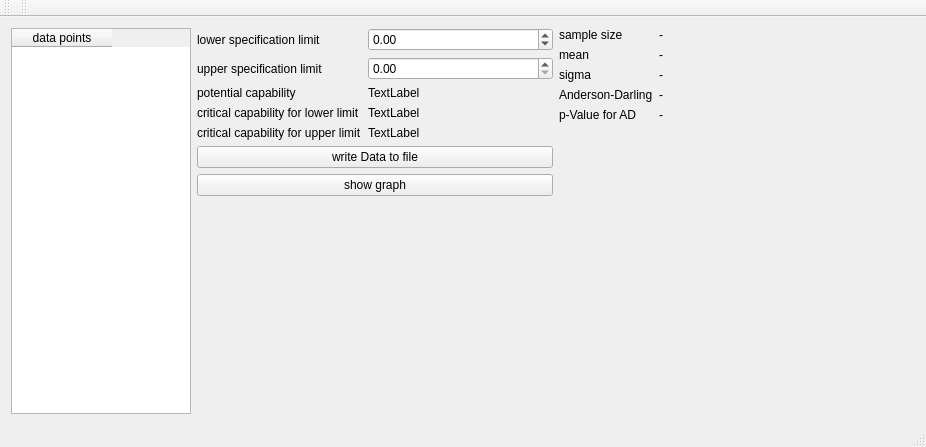
Qt form mainwindow.ui (RogerWilco77/Toolbox4Statistics) before a commit.
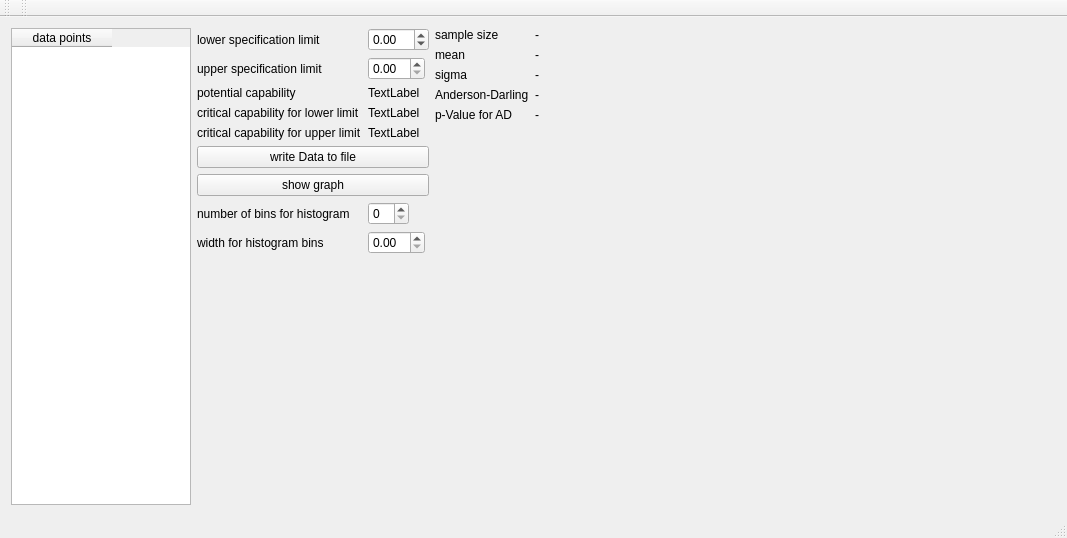
The same form after that commit. Custom widgets are drawn as their Qt base class.

Commit message:
implemented graphs with QCustomPlot
new function: graphs with QCustomPlot but without qwt.

```diff
--- a/mainwindow.ui
+++ b/mainwindow.ui
@@ -6,8 +6,8 @@
    <rect>
     <x>0</x>
     <y>0</y>
-    <width>926</width>
-    <height>447</height>
+    <width>1067</width>
+    <height>538</height>
    </rect>
   </property>
   <property name="windowTitle">
@@ -38,6 +38,9 @@
     </item>
     <item>
      <layout class="QFormLayout" name="formLayout">
+      <property name="fieldGrowthPolicy">
+       <enum>QFormLayout::FieldsStayAtSizeHint</enum>
+      </property>
       <item row="0" column="0">
        <widget class="QLabel" name="label_6">
         <property name="text">
@@ -118,6 +121,26 @@
         </property>
        </widget>
       </item>
+      <item row="7" column="1">
+       <widget class="QSpinBox" name="spnNumberOfBins"/>
+      </item>
+      <item row="8" column="0">
+       <widget class="QLabel" name="label_12">
+        <property name="text">
+         <string>width for histogram bins</string>
+        </property>
+       </widget>
+      </item>
+      <item row="8" column="1">
+       <widget class="QDoubleSpinBox" name="doubleSpinBox_2"/>
+      </item>
+      <item row="7" column="0">
+       <widget class="QLabel" name="label_11">
+        <property name="text">
+         <string>number of bins for histogram</string>
+        </property>
+       </widget>
+      </item>
      </layout>
     </item>
     <item>
@@ -197,6 +220,12 @@
       </item>
      </layout>
     </item>
+    <item>
+     <widget class="QCustomPlot" name="graphwidget" native="true"/>
+    </item>
+    <item>
+     <widget class="QCustomPlot" name="histogramWidget" native="true"/>
+    </item>
    </layout>
   </widget>
   <widget class="QMenuBar" name="menuBar">
@@ -231,6 +260,14 @@
   </widget>
  </widget>
  <layoutdefault spacing="6" margin="11"/>
+ <customwidgets>
+  <customwidget>
+   <class>QCustomPlot</class>
+   <extends>QWidget</extends>
+   <header>qcustomplot.h</header>
+   <container>1</container>
+  </customwidget>
+ </customwidgets>
  <resources/>
  <connections/>
 </ui>
```
Left out of the diff: 52 changed lines with no effect on the pictures. The commit also changes 8 other files.
